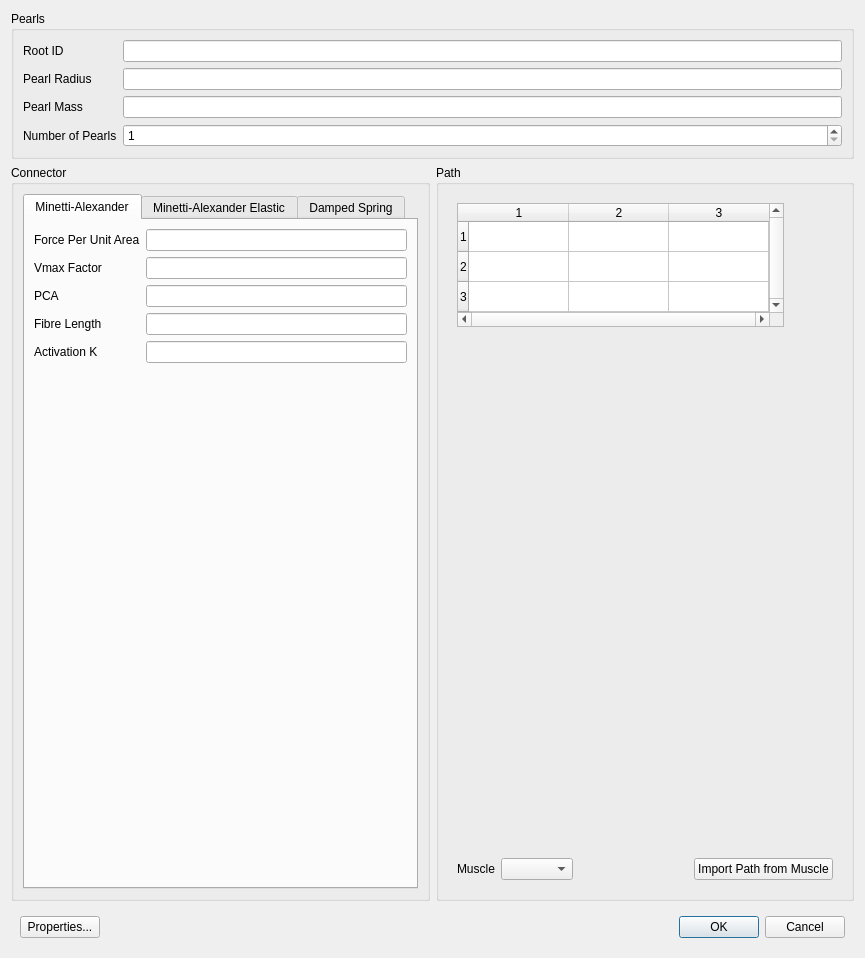
Before: the Qt Designer form GaitSymQt/DialogStringOfPearlsBuilder.ui in wol101/GaitSym5, drawn with Qt 5.
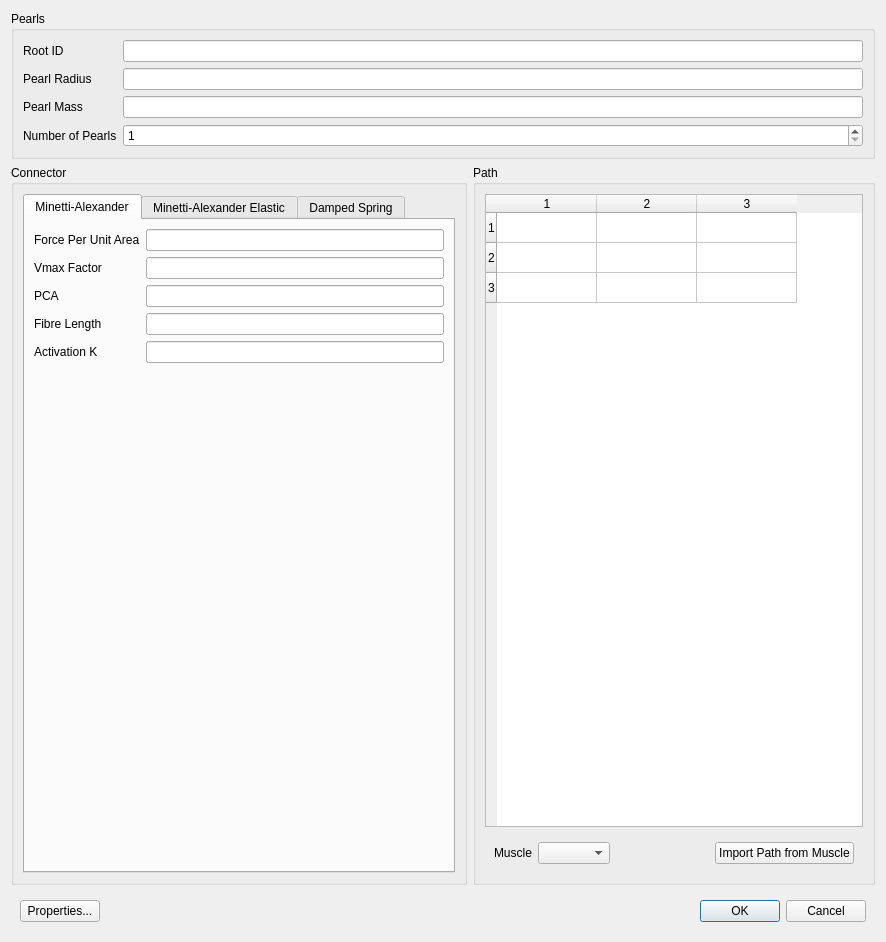
After: the same form once the commit is applied. Custom widgets are drawn as their Qt base class.

Commit message: Numbers only in QTableWidget

Diff of the .ui file:
```diff
--- a/GaitSymQt/DialogStringOfPearlsBuilder.ui
+++ b/GaitSymQt/DialogStringOfPearlsBuilder.ui
@@ -6,8 +6,8 @@
    <rect>
     <x>0</x>
     <y>0</y>
-    <width>865</width>
-    <height>958</height>
+    <width>886</width>
+    <height>930</height>
    </rect>
   </property>
   <property name="windowTitle">
@@ -72,6 +72,12 @@
    </item>
    <item row="1" column="0">
     <widget class="QGroupBox" name="groupBox">
+     <property name="sizePolicy">
+      <sizepolicy hsizetype="Expanding" vsizetype="Preferred">
+       <horstretch>1</horstretch>
+       <verstretch>0</verstretch>
+      </sizepolicy>
+     </property>
      <property name="title">
       <string>Connector</string>
      </property>
@@ -508,71 +514,14 @@
       <string>Path</string>
      </property>
      <layout class="QGridLayout" name="gridLayout_8">
-      <item row="0" column="0">
-       <widget class="QWidget" name="widget_3" native="true">
-        <layout class="QGridLayout" name="gridLayout_3">
-         <item row="0" column="0">
-          <widget class="QTableWidget" name="tableWidget">
-           <property name="sizePolicy">
-            <sizepolicy hsizetype="Minimum" vsizetype="Minimum">
-             <horstretch>0</horstretch>
-             <verstretch>0</verstretch>
-            </sizepolicy>
-           </property>
-           <property name="verticalScrollBarPolicy">
-            <enum>Qt::ScrollBarPolicy::ScrollBarAlwaysOn</enum>
-           </property>
-           <property name="horizontalScrollBarPolicy">
-            <enum>Qt::ScrollBarPolicy::ScrollBarAlwaysOn</enum>
-           </property>
-           <property name="sizeAdjustPolicy">
-            <enum>QAbstractScrollArea::SizeAdjustPolicy::AdjustToContents</enum>
-           </property>
-           <property name="rowCount">
-            <number>3</number>
-           </property>
-           <property name="columnCount">
-            <number>3</number>
-           </property>
-           <row/>
-           <row/>
-           <row/>
-           <column/>
-           <column/>
-           <column/>
-          </widget>
-         </item>
-         <item row="0" column="1">
-          <spacer name="horizontalSpacer_3">
-           <property name="orientation">
-            <enum>Qt::Orientation::Horizontal</enum>
-           </property>
-           <property name="sizeHint" stdset="0">
-            <size>
-             <width>44</width>
-             <height>20</height>
-            </size>
-           </property>
-          </spacer>
-         </item>
-        </layout>
-       </widget>
-      </item>
       <item row="1" column="0">
-       <spacer name="verticalSpacer">
-        <property name="orientation">
-         <enum>Qt::Orientation::Vertical</enum>
-        </property>
-        <property name="sizeHint" stdset="0">
-         <size>
-          <width>20</width>
-          <height>40</height>
-         </size>
-        </property>
-       </spacer>
-      </item>
-      <item row="2" column="0">
        <widget class="QWidget" name="widget_2" native="true">
+        <property name="sizePolicy">
+         <sizepolicy hsizetype="Preferred" vsizetype="Preferred">
+          <horstretch>0</horstretch>
+          <verstretch>0</verstretch>
+         </sizepolicy>
+        </property>
         <layout class="QGridLayout" name="gridLayout_2">
          <item row="0" column="0">
           <widget class="QLabel" name="label_3">
@@ -607,6 +556,37 @@
         </layout>
        </widget>
       </item>
+      <item row="0" column="0">
+       <widget class="QTableWidget" name="tableWidget">
+        <property name="sizePolicy">
+         <sizepolicy hsizetype="Minimum" vsizetype="Minimum">
+          <horstretch>0</horstretch>
+          <verstretch>1</verstretch>
+         </sizepolicy>
+        </property>
+        <property name="verticalScrollBarPolicy">
+         <enum>Qt::ScrollBarPolicy::ScrollBarAsNeeded</enum>
+        </property>
+        <property name="horizontalScrollBarPolicy">
+         <enum>Qt::ScrollBarPolicy::ScrollBarAsNeeded</enum>
+        </property>
+        <property name="sizeAdjustPolicy">
+         <enum>QAbstractScrollArea::SizeAdjustPolicy::AdjustIgnored</enum>
+        </property>
+        <property name="rowCount">
+         <number>3</number>
+        </property>
+        <property name="columnCount">
+         <number>3</number>
+        </property>
+        <row/>
+        <row/>
+        <row/>
+        <column/>
+        <column/>
+        <column/>
+       </widget>
+      </item>
      </layout>
     </widget>
    </item>
```
Left out of the diff: 2 changed lines with no effect on the pictures. The commit also changes 5 other files.
